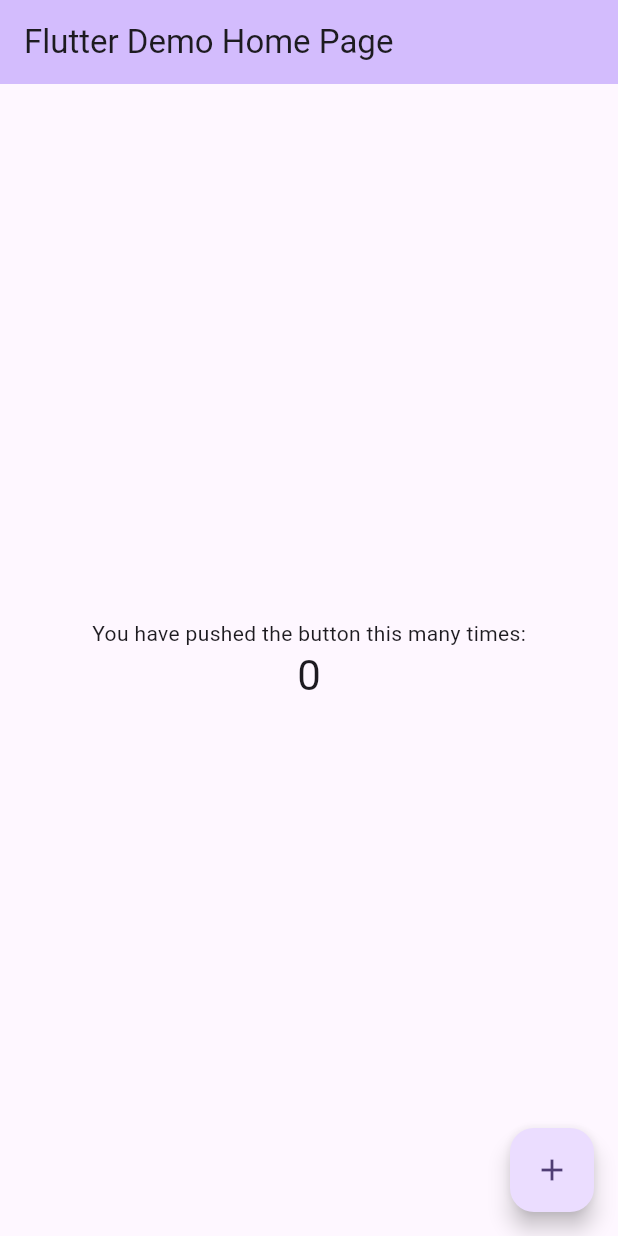
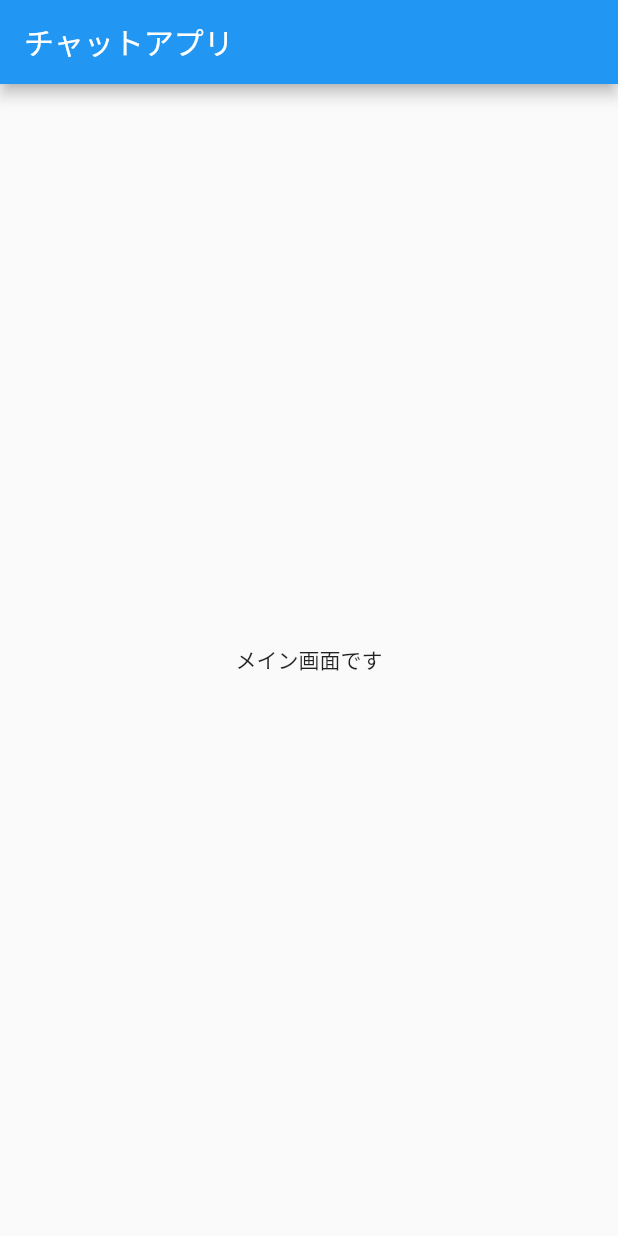
Before and after one commit to Kei-kei-dev/D-match, a Flutter app: the screen it shows after launch, on a phone screen of 412 x 824 dp. Run offline on Flutter 3.47's test engine with Material 2 defaults, Android fonts, the light colour scheme and no system bars.

Commit message:
最初の画面表示

```diff
--- a/lib/main.dart
+++ b/lib/main.dart
@@ -1,3 +1,4 @@
+import 'package:d_match/pages/top_page.dart';
 import 'package:flutter/material.dart';
 
 void main() {
@@ -7,119 +8,14 @@ void main() {
 class MyApp extends StatelessWidget {
   const MyApp({super.key});
 
-  // This widget is the root of your application.
   @override
   Widget build(BuildContext context) {
     return MaterialApp(
       title: 'Flutter Demo',
       theme: ThemeData(
-        // This is the theme of your application.
-        //
-        // TRY THIS: Try running your application with "flutter run". You'll see
-        // the application has a blue toolbar. Then, without quitting the app,
-        // try changing the seedColor in the colorScheme below to Colors.green
-        // and then invoke "hot reload" (save your changes or press the "hot
-        // reload" button in a Flutter-supported IDE, or press "r" if you used
-        // the command line to start the app).
-        //
-        // Notice that the counter didn't reset back to zero; the application
-        // state is not lost during the reload. To reset the state, use hot
-        // restart instead.
-        //
-        // This works for code too, not just values: Most code changes can be
-        // tested with just a hot reload.
-        colorScheme: ColorScheme.fromSeed(seedColor: Colors.deepPurple),
-        useMaterial3: true,
+        primarySwatch: Colors.blue,
       ),
-      home: const MyHomePage(title: 'Flutter Demo Home Page'),
+      home: const TopPage(),
     );
   }
 }
-
-class MyHomePage extends StatefulWidget {
-  const MyHomePage({super.key, required this.title});
-
-  // This widget is the home page of your application. It is stateful, meaning
-  // that it has a State object (defined below) that contains fields that affect
-  // how it looks.
-
-  // This class is the configuration for the state. It holds the values (in this
-  // case the title) provided by the parent (in this case the App widget) and
-  // used by the build method of the State. Fields in a Widget subclass are
-  // always marked "final".
-
-  final String title;
-
-  @override
-  State<MyHomePage> createState() => _MyHomePageState();
-}
-
-class _MyHomePageState extends State<MyHomePage> {
-  int _counter = 0;
-
-  void _incrementCounter() {
-    setState(() {
-      // This call to setState tells the Flutter framework that something has
-      // changed in this State, which causes it to rerun the build method below
-      // so that the display can reflect the updated values. If we changed
-      // _counter without calling setState(), then the build method would not be
-      // called again, and so nothing would appear to happen.
-      _counter++;
-    });
-  }
-
-  @override
-  Widget build(BuildContext context) {
-    // This method is rerun every time setState is called, for instance as done
-    // by the _incrementCounter method above.
-    //
-    // The Flutter framework has been optimized to make rerunning build methods
-    // fast, so that you can just rebuild anything that needs updating rather
-    // than having to individually change instances of widgets.
-    return Scaffold(
-      appBar: AppBar(
-        // TRY THIS: Try changing the color here to a specific color (to
-        // Colors.amber, perhaps?) and trigger a hot reload to see the AppBar
-        // change color while the other colors stay the same.
-        backgroundColor: Theme.of(context).colorScheme.inversePrimary,
-        // Here we take the value from the MyHomePage object that was created by
-        // the App.build method, and use it to set our appbar title.
-        title: Text(widget.title),
-      ),
-      body: Center(
-        // Center is a layout widget. It takes a single child and positions it
-        // in the middle of the parent.
-        child: Column(
-          // Column is also a layout widget. It takes a list of children and
-          // arranges them vertically. By default, it sizes itself to fit its
-          // children horizontally, and tries to be as tall as its parent.
-          //
-          // Column has various properties to control how it sizes itself and
-          // how it positions its children. Here we use mainAxisAlignment to
-          // center the children vertically; the main axis here is the vertical
-          // axis because Columns are vertical (the cross axis would be
-          // horizontal).
-          //
-          // TRY THIS: Invoke "debug painting" (choose the "Toggle Debug Paint"
-          // action in the IDE, or press "p" in the console), to see the
-          // wireframe for each widget.
-          mainAxisAlignment: MainAxisAlignment.center,
-          children: <Widget>[
-            const Text(
-              'You have pushed the button this many times:',
-            ),
-            Text(
-              '$_counter',
-              style: Theme.of(context).textTheme.headlineMedium,
-            ),
-          ],
-        ),
-      ),
-      floatingActionButton: FloatingActionButton(
-        onPressed: _incrementCounter,
-        tooltip: 'Increment',
-        child: const Icon(Icons.add),
-      ), // This trailing comma makes auto-formatting nicer for build methods.
-    );
-  }
-}
--- /dev/null
+++ b/lib/pages/top_page.dart
@@ -0,0 +1,20 @@
+import 'package:flutter/material.dart';
+
+class TopPage extends StatefulWidget {
+  const TopPage({super.key});
+
+  @override
+  State<TopPage> createState() => _TopPageState();
+}
+
+class _TopPageState extends State<TopPage> {
+  @override
+  Widget build(BuildContext context) {
+    return Scaffold(
+      appBar: AppBar(
+        title: const Text('チャットアプリ'),
+      ),
+      body: const Center(child: Text('メイン画面です')),
+    );
+  }
+}
```
Also changed, not shown: lib/model/message.dart (added, +11 -0 lines), lib/model/user.dart (added, +12 -0 lines), lib/pages/chat_list.dart (added, +15 -0 lines), lib/pages/profile_page.dart (added, +15 -0 lines).
